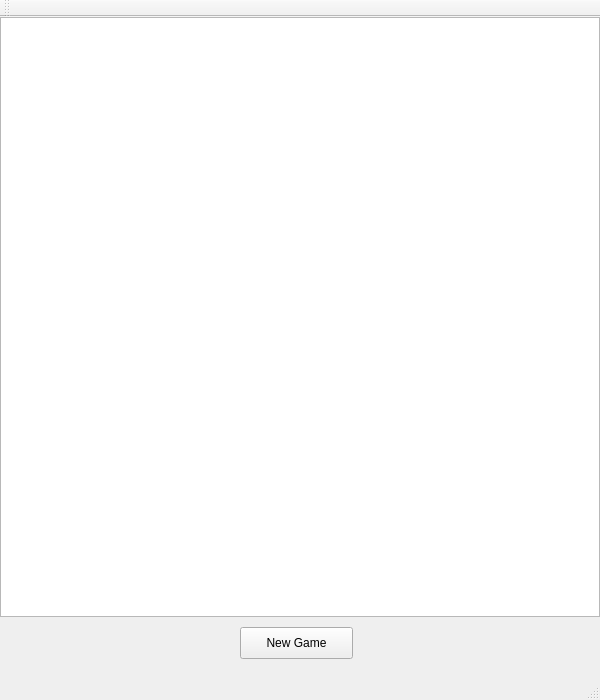
This is Minesweeper/mainwindow.ui in AStrand94/MinesweeperQt as Qt 5 draws it before an edit. The edited form follows.
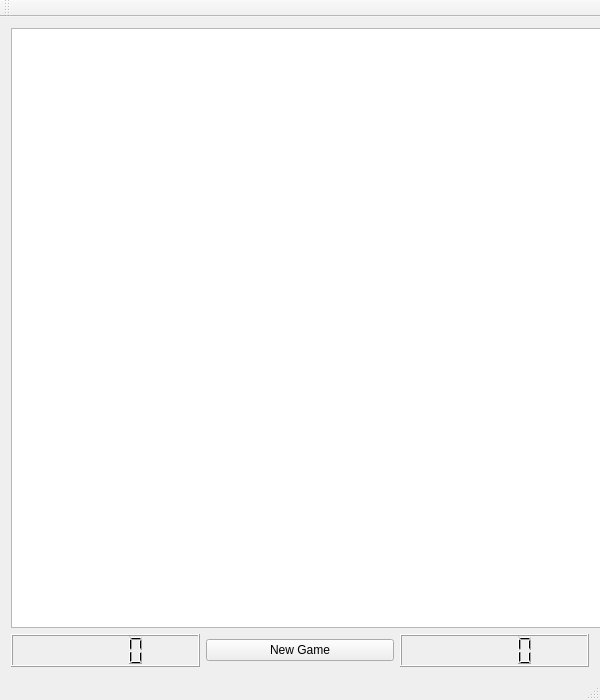
This is the edited form.

```diff
--- a/Minesweeper/mainwindow.ui
+++ b/Minesweeper/mainwindow.ui
@@ -26,15 +26,9 @@
    <string>MainWindow</string>
   </property>
   <widget class="QWidget" name="centralWidget">
+   <layout class="QVBoxLayout" name="verticalLayout">
+    <item>
    <widget class="QGraphicsView" name="graphicsView">
-    <property name="geometry">
-     <rect>
-      <x>0</x>
-      <y>0</y>
-      <width>600</width>
-      <height>600</height>
-     </rect>
-    </property>
     <property name="minimumSize">
      <size>
       <width>600</width>
@@ -48,19 +42,25 @@
      </size>
     </property>
    </widget>
+    </item>
+    <item>
+     <layout class="QHBoxLayout" name="horizontalLayout">
+      <item>
+       <widget class="QLCDNumber" name="lcdNumber_2"/>
+      </item>
+      <item>
    <widget class="QPushButton" name="clearButton">
-    <property name="geometry">
-     <rect>
-      <x>240</x>
-      <y>610</y>
-      <width>113</width>
-      <height>32</height>
-     </rect>
-    </property>
     <property name="text">
      <string>New Game</string>
     </property>
    </widget>
+      </item>
+      <item>
+       <widget class="QLCDNumber" name="lcdNumber"/>
+      </item>
+     </layout>
+    </item>
+   </layout>
   </widget>
   <widget class="QMenuBar" name="menuBar">
    <property name="geometry">
```
Lines whose indentation alone changed are shown as unchanged.
